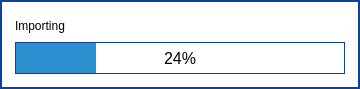
This is parsec/core/gui/forms/loading_dialog.ui in Scille/parsec-cloud as Qt 5 draws it before an edit. The edited form follows.
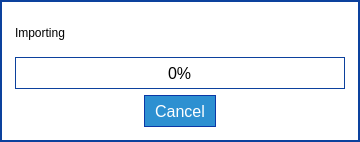
This is the edited form. Icons and pictures are not drawn.

Commit message: [GUI] Added cancel button to loading dialog

Diff of the .ui file:
```diff
--- a/parsec/core/gui/forms/loading_dialog.ui
+++ b/parsec/core/gui/forms/loading_dialog.ui
@@ -7,7 +7,7 @@
     <x>0</x>
     <y>0</y>
     <width>360</width>
-    <height>89</height>
+    <height>142</height>
    </rect>
   </property>
   <property name="windowTitle">
@@ -108,10 +108,88 @@
 }</string>
         </property>
         <property name="value">
-         <number>24</number>
+         <number>0</number>
         </property>
        </widget>
       </item>
+      <item>
+       <layout class="QHBoxLayout" name="horizontalLayout_2">
+        <item>
+         <spacer name="horizontalSpacer">
+          <property name="orientation">
+           <enum>Qt::Horizontal</enum>
+          </property>
+          <property name="sizeHint" stdset="0">
+           <size>
+            <width>40</width>
+            <height>20</height>
+           </size>
+          </property>
+         </spacer>
+        </item>
+        <item>
+         <widget class="QPushButton" name="button_cancel">
+          <property name="minimumSize">
+           <size>
+            <width>0</width>
+            <height>32</height>
+           </size>
+          </property>
+          <property name="font">
+           <font>
+            <pointsize>12</pointsize>
+           </font>
+          </property>
+          <property name="layoutDirection">
+           <enum>Qt::RightToLeft</enum>
+          </property>
+          <property name="styleSheet">
+           <string notr="true">QPushButton
+{
+background-color: rgb(45, 144, 209);
+border: 1px solid rgb(11, 56, 166);
+color: rgb(255, 255, 255);
+padding-left: 10px;
+padding-right: 10px;
+}
+
+QPushButton:disabled
+{
+border: 1px solid rgb(65, 75, 106);
+background-color: rgb(112, 122, 153);
+color: rgb(255, 255, 255);
+}</string>
+          </property>
+          <property name="text">
+           <string>Cancel</string>
+          </property>
+          <property name="icon">
+           <iconset resource="../rc/resources.qrc">
+            <normaloff>:/icons/images/icons/cancel_white.png</normaloff>:/icons/images/icons/cancel_white.png</iconset>
+          </property>
+          <property name="iconSize">
+           <size>
+            <width>20</width>
+            <height>20</height>
+           </size>
+          </property>
+         </widget>
+        </item>
+        <item>
+         <spacer name="horizontalSpacer_2">
+          <property name="orientation">
+           <enum>Qt::Horizontal</enum>
+          </property>
+          <property name="sizeHint" stdset="0">
+           <size>
+            <width>40</width>
+            <height>20</height>
+           </size>
+          </property>
+         </spacer>
+        </item>
+       </layout>
+      </item>
      </layout>
     </widget>
    </item>
```
Left out of the diff: 6 changed lines with no effect on the pictures. The commit also changes 6 other files.
